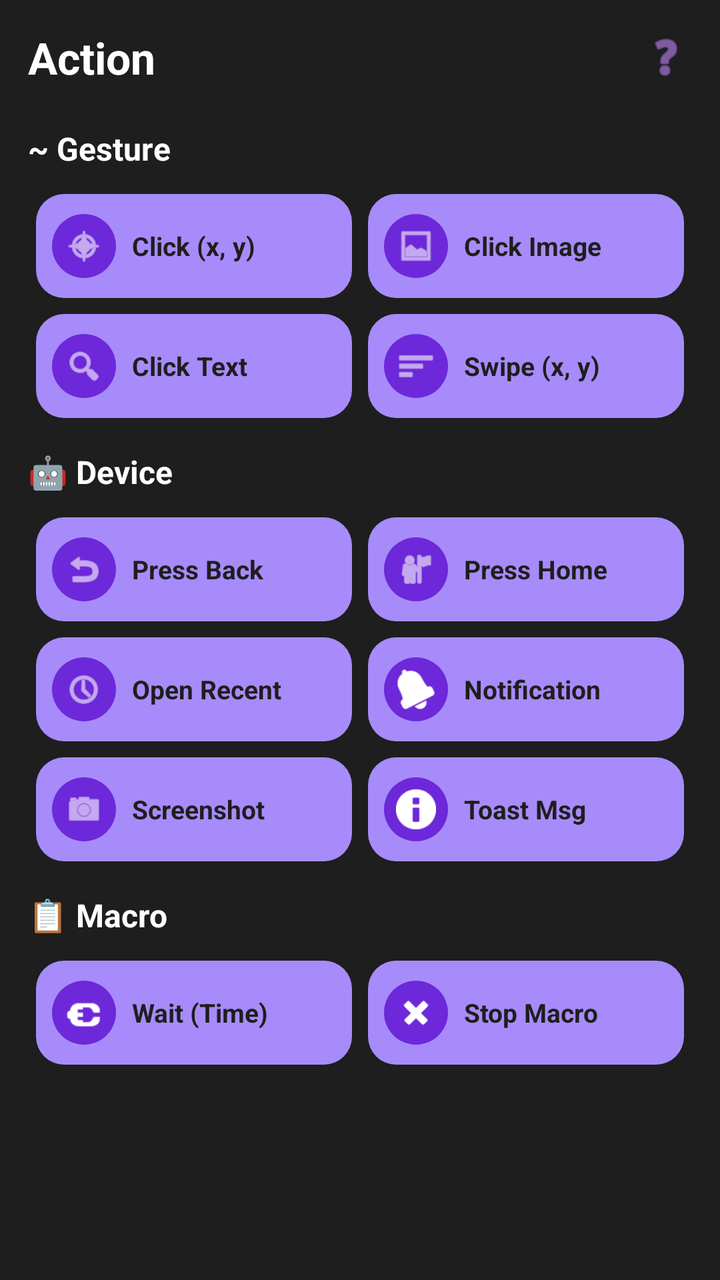
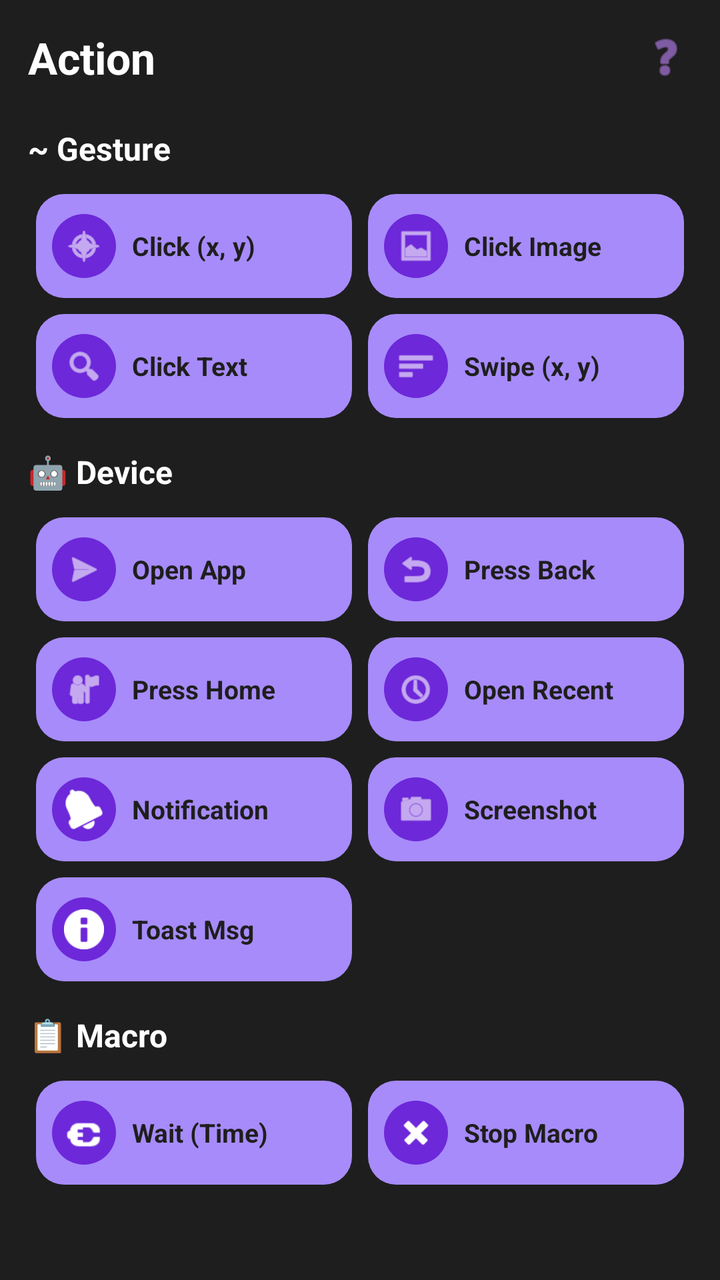

Compare the two renders of this Android layout. The source of the first and the diff that turns it into the second are given below.
<!-- AndroidManifest.xml: application theme Theme.MyAutomationApp -->
<!-- res/layout/dialog_action_select.xml -->
<?xml version="1.0" encoding="utf-8"?>
<ScrollView xmlns:android="http://schemas.android.com/apk/res/android"
    xmlns:app="http://schemas.android.com/apk/res-auto"
    android:layout_width="match_parent"
    android:layout_height="wrap_content"
    android:background="#1E1E1E"
    android:padding="14dp">

    <LinearLayout
        android:layout_width="match_parent"
        android:layout_height="wrap_content"
        android:orientation="vertical">

        
        <LinearLayout
            android:layout_width="match_parent"
            android:layout_height="wrap_content"
            android:orientation="horizontal"
            android:gravity="center_vertical"
            android:paddingBottom="12dp">

            <TextView
                android:layout_width="0dp"
                android:layout_height="wrap_content"
                android:layout_weight="1"
                android:text="Action"
                android:textColor="#FFFFFF"
                android:textSize="22sp"
                android:textStyle="bold" />

            <ImageView
                android:layout_width="26dp"
                android:layout_height="26dp"
                android:src="@android:drawable/ic_menu_help"
                app:tint="#C084FC" />
        </LinearLayout>

        
        <TextView
            android:layout_width="match_parent"
            android:layout_height="wrap_content"
            android:text="~ Gesture"
            android:textColor="#FFFFFF"
            android:textSize="16sp"
            android:textStyle="bold"
            android:paddingTop="8dp"
            android:paddingBottom="8dp" />

        <GridLayout
            android:layout_width="match_parent"
            android:layout_height="wrap_content"
            android:columnCount="2">

            
            <LinearLayout
                android:id="@+id/btnClickXY"
                android:layout_width="0dp"
                android:layout_height="52dp"
                android:layout_columnWeight="1"
                android:layout_margin="4dp"
                android:background="@drawable/action_card_bg"
                android:gravity="center_vertical"
                android:paddingStart="8dp"
                android:paddingEnd="8dp">

                <ImageView
                    android:layout_width="32dp"
                    android:layout_height="32dp"
                    android:background="@drawable/action_icon_circle"
                    android:padding="6dp"
                    android:src="@android:drawable/ic_menu_compass"
                    app:tint="#FFFFFF" />

                <TextView
                    android:layout_width="wrap_content"
                    android:layout_height="wrap_content"
                    android:text="Click (x, y)"
                    android:textColor="#1E1E1E"
                    android:textStyle="bold"
                    android:textSize="13sp"
                    android:layout_marginStart="8dp" />
            </LinearLayout>

            
            <LinearLayout
                android:id="@+id/btnClickImage"
                android:layout_width="0dp"
                android:layout_height="52dp"
                android:layout_columnWeight="1"
                android:layout_margin="4dp"
                android:background="@drawable/action_card_bg"
                android:gravity="center_vertical"
                android:paddingStart="8dp"
                android:paddingEnd="8dp">

                <ImageView
                    android:layout_width="32dp"
                    android:layout_height="32dp"
                    android:background="@drawable/action_icon_circle"
                    android:padding="6dp"
                    android:src="@android:drawable/ic_menu_gallery"
                    app:tint="#FFFFFF" />

                <TextView
                    android:layout_width="wrap_content"
                    android:layout_height="wrap_content"
                    android:text="Click Image"
                    android:textColor="#1E1E1E"
                    android:textStyle="bold"
                    android:textSize="13sp"
                    android:layout_marginStart="8dp" />
            </LinearLayout>

            
            <LinearLayout
                android:id="@+id/btnClickText"
                android:layout_width="0dp"
                android:layout_height="52dp"
                android:layout_columnWeight="1"
                android:layout_margin="4dp"
                android:background="@drawable/action_card_bg"
                android:gravity="center_vertical"
                android:paddingStart="8dp"
                android:paddingEnd="8dp">

                <ImageView
                    android:layout_width="32dp"
                    android:layout_height="32dp"
                    android:background="@drawable/action_icon_circle"
                    android:padding="6dp"
                    android:src="@android:drawable/ic_menu_search"
                    app:tint="#FFFFFF" />

                <TextView
                    android:layout_width="wrap_content"
                    android:layout_height="wrap_content"
                    android:text="Click Text"
                    android:textColor="#1E1E1E"
                    android:textStyle="bold"
                    android:textSize="13sp"
                    android:layout_marginStart="8dp" />
            </LinearLayout>

            
            <LinearLayout
                android:id="@+id/btnSwipe"
                android:layout_width="0dp"
                android:layout_height="52dp"
                android:layout_columnWeight="1"
                android:layout_margin="4dp"
                android:background="@drawable/action_card_bg"
                android:gravity="center_vertical"
                android:paddingStart="8dp"
                android:paddingEnd="8dp">

                <ImageView
                    android:layout_width="32dp"
                    android:layout_height="32dp"
                    android:background="@drawable/action_icon_circle"
                    android:padding="6dp"
                    android:src="@android:drawable/ic_menu_sort_by_size"
                    app:tint="#FFFFFF" />

                <TextView
                    android:layout_width="wrap_content"
                    android:layout_height="wrap_content"
                    android:text="Swipe (x, y)"
                    android:textColor="#1E1E1E"
                    android:textStyle="bold"
                    android:textSize="13sp"
                    android:layout_marginStart="8dp" />
            </LinearLayout>
        </GridLayout>

        
        <TextView
            android:layout_width="match_parent"
            android:layout_height="wrap_content"
            android:text="🤖 Device"
            android:textColor="#FFFFFF"
            android:textSize="16sp"
            android:textStyle="bold"
            android:paddingTop="12dp"
            android:paddingBottom="8dp" />

        <GridLayout
            android:layout_width="match_parent"
            android:layout_height="wrap_content"
            android:columnCount="2">

            
            <LinearLayout
                android:id="@+id/btnPressBack"
                android:layout_width="0dp"
                android:layout_height="52dp"
                android:layout_columnWeight="1"
                android:layout_margin="4dp"
                android:background="@drawable/action_card_bg"
                android:gravity="center_vertical"
                android:paddingStart="8dp"
                android:paddingEnd="8dp">

                <ImageView
                    android:layout_width="32dp"
                    android:layout_height="32dp"
                    android:background="@drawable/action_icon_circle"
                    android:padding="6dp"
                    android:src="@android:drawable/ic_menu_revert"
                    app:tint="#FFFFFF" />

                <TextView
                    android:layout_width="wrap_content"
                    android:layout_height="wrap_content"
                    android:text="Press Back"
                    android:textColor="#1E1E1E"
                    android:textStyle="bold"
                    android:textSize="13sp"
                    android:layout_marginStart="8dp" />
            </LinearLayout>

            
            <LinearLayout
                android:id="@+id/btnPressHome"
                android:layout_width="0dp"
                android:layout_height="52dp"
                android:layout_columnWeight="1"
                android:layout_margin="4dp"
                android:background="@drawable/action_card_bg"
                android:gravity="center_vertical"
                android:paddingStart="8dp"
                android:paddingEnd="8dp">

                <ImageView
                    android:layout_width="32dp"
                    android:layout_height="32dp"
                    android:background="@drawable/action_icon_circle"
                    android:padding="6dp"
                    android:src="@android:drawable/ic_menu_myplaces"
                    app:tint="#FFFFFF" />

                <TextView
                    android:layout_width="wrap_content"
                    android:layout_height="wrap_content"
                    android:text="Press Home"
                    android:textColor="#1E1E1E"
                    android:textStyle="bold"
                    android:textSize="13sp"
                    android:layout_marginStart="8dp" />
            </LinearLayout>

            
            <LinearLayout
                android:id="@+id/btnOpenRecent"
                android:layout_width="0dp"
                android:layout_height="52dp"
                android:layout_columnWeight="1"
                android:layout_margin="4dp"
                android:background="@drawable/action_card_bg"
                android:gravity="center_vertical"
                android:paddingStart="8dp"
                android:paddingEnd="8dp">

                <ImageView
                    android:layout_width="32dp"
                    android:layout_height="32dp"
                    android:background="@drawable/action_icon_circle"
                    android:padding="6dp"
                    android:src="@android:drawable/ic_menu_recent_history"
                    app:tint="#FFFFFF" />

                <TextView
                    android:layout_width="wrap_content"
                    android:layout_height="wrap_content"
                    android:text="Open Recent"
                    android:textColor="#1E1E1E"
                    android:textStyle="bold"
                    android:textSize="13sp"
                    android:layout_marginStart="8dp" />
            </LinearLayout>

            
            <LinearLayout
                android:id="@+id/btnOpenNotification"
                android:layout_width="0dp"
                android:layout_height="52dp"
                android:layout_columnWeight="1"
                android:layout_margin="4dp"
                android:background="@drawable/action_card_bg"
                android:gravity="center_vertical"
                android:paddingStart="8dp"
                android:paddingEnd="8dp">

                <ImageView
                    android:layout_width="32dp"
                    android:layout_height="32dp"
                    android:background="@drawable/action_icon_circle"
                    android:padding="6dp"
                    android:src="@android:drawable/ic_popup_reminder"
                    app:tint="#FFFFFF" />

                <TextView
                    android:layout_width="wrap_content"
                    android:layout_height="wrap_content"
                    android:text="Notification"
                    android:textColor="#1E1E1E"
                    android:textStyle="bold"
                    android:textSize="13sp"
                    android:layout_marginStart="8dp" />
            </LinearLayout>

            
            <LinearLayout
                android:id="@+id/btnScreenshot"
                android:layout_width="0dp"
                android:layout_height="52dp"
                android:layout_columnWeight="1"
                android:layout_margin="4dp"
                android:background="@drawable/action_card_bg"
                android:gravity="center_vertical"
                android:paddingStart="8dp"
                android:paddingEnd="8dp">

                <ImageView
                    android:layout_width="32dp"
                    android:layout_height="32dp"
                    android:background="@drawable/action_icon_circle"
                    android:padding="6dp"
                    android:src="@android:drawable/ic_menu_camera"
                    app:tint="#FFFFFF" />

                <TextView
                    android:layout_width="wrap_content"
                    android:layout_height="wrap_content"
                    android:text="Screenshot"
                    android:textColor="#1E1E1E"
                    android:textStyle="bold"
                    android:textSize="13sp"
                    android:layout_marginStart="8dp" />
            </LinearLayout>

            
            <LinearLayout
                android:id="@+id/btnToastMessage"
                android:layout_width="0dp"
                android:layout_height="52dp"
                android:layout_columnWeight="1"
                android:layout_margin="4dp"
                android:background="@drawable/action_card_bg"
                android:gravity="center_vertical"
                android:paddingStart="8dp"
                android:paddingEnd="8dp">

                <ImageView
                    android:layout_width="32dp"
                    android:layout_height="32dp"
                    android:background="@drawable/action_icon_circle"
                    android:padding="6dp"
                    android:src="@android:drawable/ic_dialog_info"
                    app:tint="#FFFFFF" />

                <TextView
                    android:layout_width="wrap_content"
                    android:layout_height="wrap_content"
                    android:text="Toast Msg"
                    android:textColor="#1E1E1E"
                    android:textStyle="bold"
                    android:textSize="13sp"
                    android:layout_marginStart="8dp" />
            </LinearLayout>
        </GridLayout>

        
        <TextView
            android:layout_width="match_parent"
            android:layout_height="wrap_content"
            android:text="📋 Macro"
            android:textColor="#FFFFFF"
            android:textSize="16sp"
            android:textStyle="bold"
            android:paddingTop="12dp"
            android:paddingBottom="8dp" />

        <GridLayout
            android:layout_width="match_parent"
            android:layout_height="wrap_content"
            android:columnCount="2">

            
            <LinearLayout
                android:id="@+id/btnWait"
                android:layout_width="0dp"
                android:layout_height="52dp"
                android:layout_columnWeight="1"
                android:layout_margin="4dp"
                android:background="@drawable/action_card_bg"
                android:gravity="center_vertical"
                android:paddingStart="8dp"
                android:paddingEnd="8dp">

                <ImageView
                    android:layout_width="32dp"
                    android:layout_height="32dp"
                    android:background="@drawable/action_icon_circle"
                    android:padding="6dp"
                    android:src="@android:drawable/ic_lock_idle_charging"
                    app:tint="#FFFFFF" />

                <TextView
                    android:layout_width="wrap_content"
                    android:layout_height="wrap_content"
                    android:text="Wait (Time)"
                    android:textColor="#1E1E1E"
                    android:textStyle="bold"
                    android:textSize="13sp"
                    android:layout_marginStart="8dp" />
            </LinearLayout>

            
            <LinearLayout
                android:id="@+id/btnStopMacro"
                android:layout_width="0dp"
                android:layout_height="52dp"
                android:layout_columnWeight="1"
                android:layout_margin="4dp"
                android:background="@drawable/action_card_bg"
                android:gravity="center_vertical"
                android:paddingStart="8dp"
                android:paddingEnd="8dp">

                <ImageView
                    android:layout_width="32dp"
                    android:layout_height="32dp"
                    android:background="@drawable/action_icon_circle"
                    android:padding="6dp"
                    android:src="@android:drawable/ic_delete"
                    app:tint="#FFFFFF" />

                <TextView
                    android:layout_width="wrap_content"
                    android:layout_height="wrap_content"
                    android:text="Stop Macro"
                    android:textColor="#1E1E1E"
                    android:textStyle="bold"
                    android:textSize="13sp"
                    android:layout_marginStart="8dp" />
            </LinearLayout>
        </GridLayout>

    </LinearLayout>
</ScrollView>
<!-- resources referenced by this layout -->
<resources>
  <!-- drawable action_card_bg (drawable) -->
  <?xml version="1.0" encoding="utf-8"?>
  <shape xmlns:android="http://schemas.android.com/apk/res/android">
      <solid android:color="#A78BFA" />
      <corners android:radius="14dp" />
  </shape>
  <!-- drawable action_icon_circle (drawable) -->
  <?xml version="1.0" encoding="utf-8"?>
  <shape xmlns:android="http://schemas.android.com/apk/res/android" android:shape="oval">
      <solid android:color="#6D28D9" />
  </shape>
  <style name="Theme.MyAutomationApp" parent="Theme.MaterialComponents.DayNight.NoActionBar">
          <item name="colorPrimary">@color/gold</item>
          <item name="colorPrimaryVariant">@color/gold_dark</item>
          <item name="colorOnPrimary">@color/black</item>
          <item name="android:windowBackground">@color/black</item>
          <item name="android:textColor">@color/gold</item>
      </style>
  <color name="gold">#FFD700</color>
  <color name="gold_dark">#B8860B</color>
  <color name="black">#121212</color>
</resources>

<!-- the commit's change to res/layout/dialog_action_select.xml (unified diff, before → after) -->
@@ -190,6 +190,36 @@
 
             
             <LinearLayout
+                android:id="@+id/btnOpenApp"
+                android:layout_width="0dp"
+                android:layout_height="52dp"
+                android:layout_columnWeight="1"
+                android:layout_margin="4dp"
+                android:background="@drawable/action_card_bg"
+                android:gravity="center_vertical"
+                android:paddingStart="8dp"
+                android:paddingEnd="8dp">
+
+                <ImageView
+                    android:layout_width="32dp"
+                    android:layout_height="32dp"
+                    android:background="@drawable/action_icon_circle"
+                    android:padding="6dp"
+                    android:src="@android:drawable/ic_menu_send"
+                    app:tint="#FFFFFF" />
+
+                <TextView
+                    android:layout_width="wrap_content"
+                    android:layout_height="wrap_content"
+                    android:text="Open App"
+                    android:textColor="#1E1E1E"
+                    android:textStyle="bold"
+                    android:textSize="13sp"
+                    android:layout_marginStart="8dp" />
+            </LinearLayout>
+
+            
+            <LinearLayout
                 android:id="@+id/btnPressBack"
                 android:layout_width="0dp"
                 android:layout_height="52dp"
